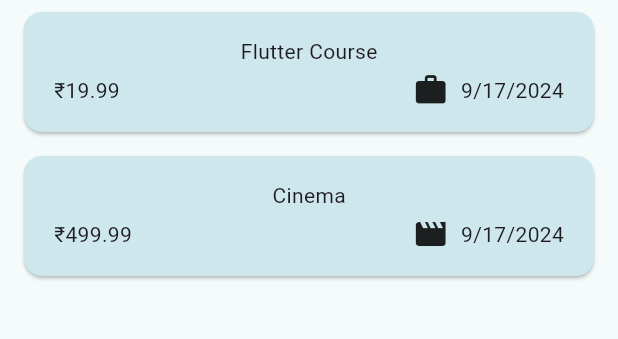
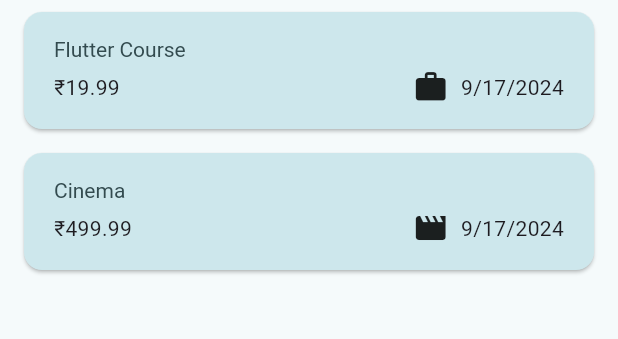
Before and after one commit to devhub726/Flutter-for-Beginners, a Flutter app: the screen it shows after launch, on a phone screen of 412 x 824 dp, the part 114-453 px from its top. Run offline on Flutter 3.47's test engine with Material 3 defaults, Android fonts, the phone set to English and light mode, and no system bars.

Commit message:
Using Theme Data in Widgets

```diff
--- a/lib/widgets/expenses_list/expense_Item.dart
+++ b/lib/widgets/expenses_list/expense_Item.dart
@@ -16,8 +16,12 @@
           vertical: 16,
         ),
         child: Column(
+          crossAxisAlignment: CrossAxisAlignment.start,
           children: [
-            Text(expense.title),
+            Text(
+              expense.title,
+              style: Theme.of(context).textTheme.titleLarge,
+            ),
             const SizedBox(
               height: 4,
             ),
--- a/lib/widgets/expenses_list/expenses_list.dart
+++ b/lib/widgets/expenses_list/expenses_list.dart
@@ -15,6 +15,15 @@
       itemCount: expenses.length,
       itemBuilder: (ctx, index) {
         return Dismissible(
+          background: Container(
+            color: Theme.of(context)
+                .colorScheme
+                .onPrimaryContainer
+                .withOpacity(0.75),
+            margin: EdgeInsets.symmetric(
+              horizontal: Theme.of(context).cardTheme.margin!.horizontal,
+            ),
+          ),
           onDismissed: (direction) {
             return onRemoveExpense(expenses[index]);
           },
```
